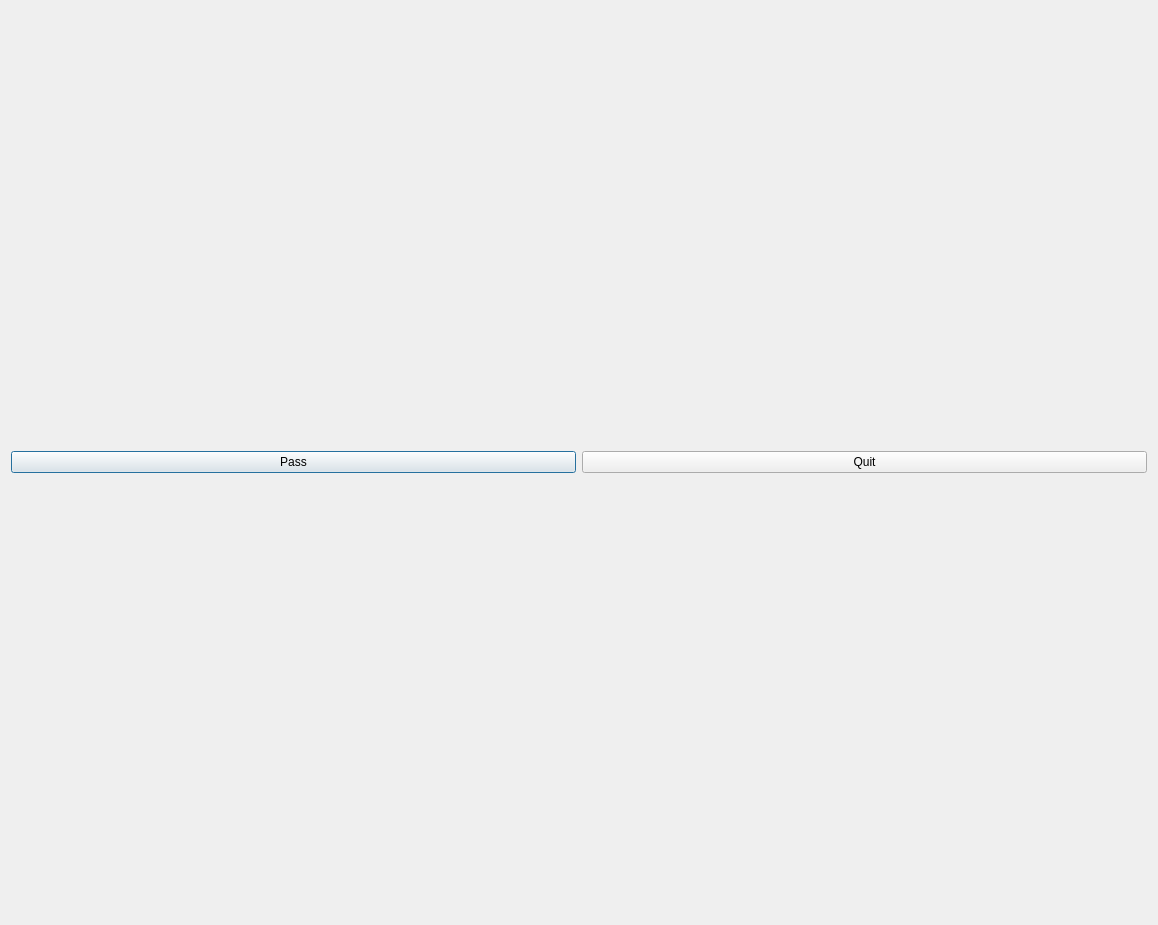
Above: lauta.ui from MikkoSalojarvi/gameOfGo before the change. Below: the same form after it.
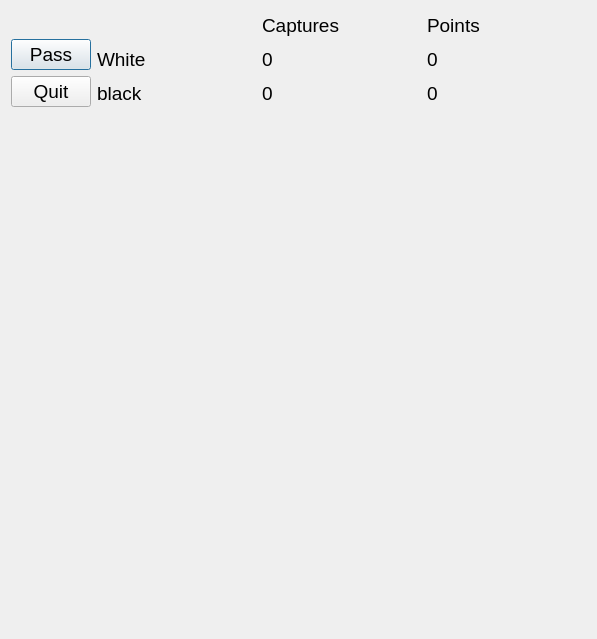
That is the form after the change. Icons and pictures are not drawn.

What changed in the file:
```diff
--- a/lauta.ui
+++ b/lauta.ui
@@ -6,8 +6,8 @@
    <rect>
     <x>0</x>
     <y>0</y>
-    <width>1158</width>
-    <height>925</height>
+    <width>597</width>
+    <height>639</height>
    </rect>
   </property>
   <property name="windowTitle">
@@ -18,20 +18,146 @@
     <layout class="QGridLayout" name="ristikko"/>
    </item>
    <item>
-    <layout class="QHBoxLayout" name="horizontalLayout">
-     <item>
-      <widget class="QPushButton" name="btnPass">
-       <property name="text">
-        <string>Pass</string>
-       </property>
-      </widget>
+    <layout class="QFormLayout" name="formLayout">
+     <item row="0" column="0">
+      <layout class="QVBoxLayout" name="verticalLayout_2">
+       <item>
+        <widget class="QLabel" name="holder">
+         <property name="font">
+          <font>
+           <pointsize>14</pointsize>
+          </font>
+         </property>
+         <property name="text">
+          <string/>
+         </property>
+        </widget>
+       </item>
+       <item>
+        <widget class="QPushButton" name="btnPass">
+         <property name="font">
+          <font>
+           <pointsize>14</pointsize>
+          </font>
+         </property>
+         <property name="text">
+          <string>Pass</string>
+         </property>
+        </widget>
+       </item>
+       <item>
+        <widget class="QPushButton" name="btnQuit">
+         <property name="font">
+          <font>
+           <pointsize>14</pointsize>
+          </font>
+         </property>
+         <property name="text">
+          <string>Quit</string>
+         </property>
+        </widget>
+       </item>
+      </layout>
      </item>
-     <item>
-      <widget class="QPushButton" name="btnQuit">
-       <property name="text">
-        <string>Quit</string>
-       </property>
-      </widget>
+     <item row="0" column="1">
+      <layout class="QGridLayout" name="gridLayout">
+       <item row="2" column="0">
+        <widget class="QLabel" name="label_3">
+         <property name="font">
+          <font>
+           <pointsize>14</pointsize>
+          </font>
+         </property>
+         <property name="text">
+          <string>black</string>
+         </property>
+        </widget>
+       </item>
+       <item row="1" column="1">
+        <widget class="QLabel" name="whiteCaps">
+         <property name="font">
+          <font>
+           <pointsize>14</pointsize>
+          </font>
+         </property>
+         <property name="text">
+          <string>0</string>
+         </property>
+        </widget>
+       </item>
+       <item row="0" column="1">
+        <widget class="QLabel" name="capsLabel">
+         <property name="font">
+          <font>
+           <pointsize>14</pointsize>
+          </font>
+         </property>
+         <property name="text">
+          <string>Captures</string>
+         </property>
+        </widget>
+       </item>
+       <item row="2" column="2">
+        <widget class="QLabel" name="blackPoints">
+         <property name="font">
+          <font>
+           <pointsize>14</pointsize>
+          </font>
+         </property>
+         <property name="text">
+          <string>0</string>
+         </property>
+        </widget>
+       </item>
+       <item row="2" column="1">
+        <widget class="QLabel" name="blackCaps">
+         <property name="font">
+          <font>
+           <pointsize>14</pointsize>
+          </font>
+         </property>
+         <property name="text">
+          <string>0</string>
+         </property>
+        </widget>
+       </item>
+       <item row="0" column="2">
+        <widget class="QLabel" name="pointsLabel">
+         <property name="font">
+          <font>
+           <pointsize>14</pointsize>
+          </font>
+         </property>
+         <property name="text">
+          <string>Points</string>
+         </property>
+        </widget>
+       </item>
+       <item row="1" column="0">
+        <widget class="QLabel" name="label">
+         <property name="font">
+          <font>
+           <pointsize>14</pointsize>
+          </font>
+         </property>
+         <property name="text">
+          <string>White</string>
+         </property>
+        </widget>
+       </item>
+       <item row="1" column="2">
+        <widget class="QLabel" name="whitePoints">
+         <property name="font">
+          <font>
+           <pointsize>14</pointsize>
+          </font>
+         </property>
+         <property name="text">
+          <string>0</string>
+         </property>
+        </widget>
+       </item>
+      </layout>
      </item>
     </layout>
    </item>
```
Left out of the diff: 6 changed lines with no effect on the pictures.
